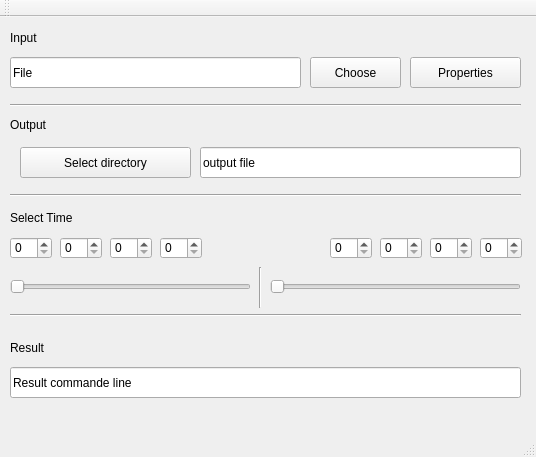
The window that HIM_Labo2-FFMPEG/mainwindow.ui (Supertrawn/H) describes before a commit, drawn with Qt 5.
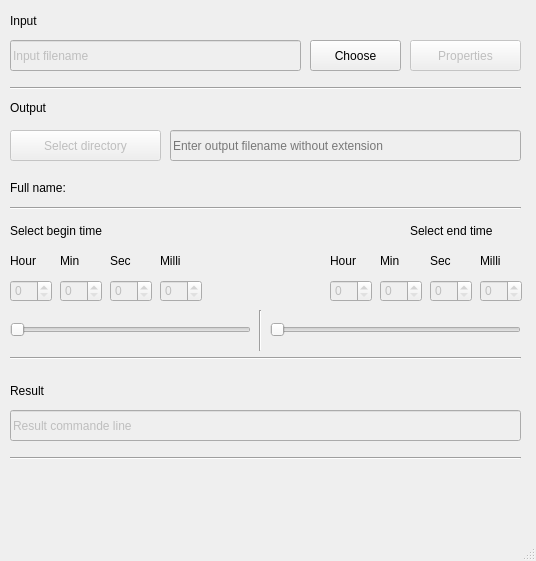
The same window after the commit.

Patch:
```diff
--- a/HIM_Labo2-FFMPEG/mainwindow.ui
+++ b/HIM_Labo2-FFMPEG/mainwindow.ui
@@ -7,7 +7,7 @@
     <x>0</x>
     <y>0</y>
     <width>536</width>
-    <height>457</height>
+    <height>561</height>
    </rect>
   </property>
   <property name="windowTitle">
@@ -41,6 +41,9 @@
     </property>
    </widget>
    <widget class="QLineEdit" name="inputFileEdit">
+    <property name="enabled">
+     <bool>false</bool>
+    </property>
     <property name="geometry">
      <rect>
       <x>10</x>
@@ -50,10 +53,13 @@
      </rect>
     </property>
     <property name="text">
-     <string>File</string>
+     <string>Input filename</string>
     </property>
    </widget>
    <widget class="QPushButton" name="propertiesBt">
+    <property name="enabled">
+     <bool>false</bool>
+    </property>
     <property name="geometry">
      <rect>
       <x>410</x>
@@ -79,25 +85,15 @@
      <string>Output</string>
     </property>
    </widget>
-   <widget class="QLineEdit" name="outputEdit">
-    <property name="geometry">
-     <rect>
-      <x>200</x>
-      <y>130</y>
-      <width>321</width>
-      <height>31</height>
-     </rect>
-    </property>
-    <property name="text">
-     <string>output file</string>
-    </property>
-   </widget>
    <widget class="QPushButton" name="selectDirBt">
+    <property name="enabled">
+     <bool>false</bool>
+    </property>
     <property name="geometry">
      <rect>
-      <x>20</x>
+      <x>10</x>
       <y>130</y>
-      <width>171</width>
+      <width>151</width>
       <height>31</height>
      </rect>
     </property>
@@ -109,20 +105,23 @@
     <property name="geometry">
      <rect>
       <x>10</x>
-      <y>190</y>
-      <width>81</width>
+      <y>220</y>
+      <width>121</width>
       <height>21</height>
      </rect>
     </property>
     <property name="text">
-     <string>Select Time</string>
+     <string>Select begin time</string>
     </property>
    </widget>
    <widget class="QSlider" name="beginSlider">
+    <property name="enabled">
+     <bool>false</bool>
+    </property>
     <property name="geometry">
      <rect>
       <x>10</x>
-      <y>260</y>
+      <y>320</y>
       <width>241</width>
       <height>20</height>
      </rect>
@@ -148,7 +147,7 @@
     <property name="geometry">
      <rect>
       <x>10</x>
-      <y>170</y>
+      <y>200</y>
       <width>511</width>
       <height>16</height>
      </rect>
@@ -158,60 +157,78 @@
     </property>
    </widget>
    <widget class="QSpinBox" name="hourBeginSelect">
+    <property name="enabled">
+     <bool>false</bool>
+    </property>
     <property name="geometry">
      <rect>
       <x>10</x>
-      <y>220</y>
+      <y>280</y>
       <width>42</width>
       <height>22</height>
      </rect>
     </property>
    </widget>
    <widget class="QSpinBox" name="minBeginSelect">
+    <property name="enabled">
+     <bool>false</bool>
+    </property>
     <property name="geometry">
      <rect>
       <x>60</x>
-      <y>220</y>
+      <y>280</y>
       <width>42</width>
       <height>22</height>
      </rect>
     </property>
    </widget>
    <widget class="QSpinBox" name="secBeginSelect">
+    <property name="enabled">
+     <bool>false</bool>
+    </property>
     <property name="geometry">
      <rect>
       <x>110</x>
-      <y>220</y>
+      <y>280</y>
       <width>42</width>
       <height>22</height>
      </rect>
     </property>
    </widget>
    <widget class="QSpinBox" name="hourEndSelect">
+    <property name="enabled">
+     <bool>false</bool>
+    </property>
     <property name="geometry">
      <rect>
       <x>330</x>
-      <y>220</y>
+      <y>280</y>
       <width>42</width>
       <height>22</height>
      </rect>
     </property>
    </widget>
    <widget class="QSpinBox" name="minEndSelect">
+    <property name="enabled">
+     <bool>false</bool>
+    </property>
     <property name="geometry">
      <rect>
       <x>380</x>
-      <y>220</y>
+      <y>280</y>
       <width>42</width>
       <height>22</height>
      </rect>
     </property>
    </widget>
    <widget class="QSpinBox" name="secEndSelect">
+    <property name="enabled">
+     <bool>false</bool>
+    </property>
     <property name="geometry">
      <rect>
       <x>430</x>
-      <y>220</y>
+      <y>280</y>
       <width>42</width>
       <height>22</height>
      </rect>
@@ -221,7 +238,7 @@
     <property name="geometry">
      <rect>
       <x>10</x>
-      <y>290</y>
+      <y>350</y>
       <width>511</width>
       <height>16</height>
      </rect>
@@ -234,7 +251,7 @@
     <property name="geometry">
      <rect>
       <x>10</x>
-      <y>320</y>
+      <y>380</y>
       <width>71</width>
       <height>21</height>
      </rect>
@@ -244,10 +261,13 @@
     </property>
    </widget>
    <widget class="QLineEdit" name="cmdResultEdit">
+    <property name="enabled">
+     <bool>false</bool>
+    </property>
     <property name="geometry">
      <rect>
       <x>10</x>
-      <y>350</y>
+      <y>410</y>
       <width>511</width>
       <height>31</height>
      </rect>
@@ -255,12 +275,18 @@
     <property name="text">
      <string>Result commande line</string>
     </property>
+    <property name="readOnly">
+     <bool>true</bool>
+    </property>
    </widget>
    <widget class="QSlider" name="endSlider">
+    <property name="enabled">
+     <bool>false</bool>
+    </property>
     <property name="geometry">
      <rect>
       <x>270</x>
-      <y>260</y>
+      <y>320</y>
       <width>251</width>
       <height>20</height>
      </rect>
@@ -273,7 +299,7 @@
     <property name="geometry">
      <rect>
       <x>250</x>
-      <y>250</y>
+      <y>310</y>
       <width>20</width>
       <height>41</height>
      </rect>
@@ -283,25 +309,206 @@
     </property>
    </widget>
    <widget class="QSpinBox" name="milliBeginSelect">
+    <property name="enabled">
+     <bool>false</bool>
+    </property>
     <property name="geometry">
      <rect>
       <x>160</x>
-      <y>220</y>
+      <y>280</y>
       <width>42</width>
       <height>22</height>
      </rect>
     </property>
    </widget>
    <widget class="QSpinBox" name="milliEndSelect">
+    <property name="enabled">
+     <bool>false</bool>
+    </property>
     <property name="geometry">
      <rect>
       <x>480</x>
-      <y>220</y>
+      <y>280</y>
       <width>42</width>
       <height>22</height>
      </rect>
     </property>
    </widget>
+   <widget class="QLineEdit" name="outputEdit">
+    <property name="enabled">
+     <bool>false</bool>
+    </property>
+    <property name="geometry">
+     <rect>
+      <x>170</x>
+      <y>130</y>
+      <width>351</width>
+      <height>31</height>
+     </rect>
+    </property>
+    <property name="text">
+     <string/>
+    </property>
+    <property name="placeholderText">
+     <string>Enter output filename without extension</string>
+    </property>
+   </widget>
+   <widget class="QLabel" name="selectTimeLabel_2">
+    <property name="geometry">
+     <rect>
+      <x>410</x>
+      <y>220</y>
+      <width>111</width>
+      <height>21</height>
+     </rect>
+    </property>
+    <property name="text">
+     <string>Select end time</string>
+    </property>
+   </widget>
+   <widget class="QLabel" name="outputFullName">
+    <property name="geometry">
+     <rect>
+      <x>10</x>
+      <y>180</y>
+      <width>511</width>
+      <height>16</height>
+     </rect>
+    </property>
+    <property name="text">
+     <string>Full name: </string>
+    </property>
+   </widget>
+   <widget class="QLabel" name="errorLabel">
+    <property name="geometry">
+     <rect>
+      <x>10</x>
+      <y>470</y>
+      <width>511</width>
+      <height>17</height>
+     </rect>
+    </property>
+    <property name="text">
+     <string/>
+    </property>
+   </widget>
+   <widget class="Line" name="line_5">
+    <property name="geometry">
+     <rect>
+      <x>10</x>
+      <y>450</y>
+      <width>511</width>
+      <height>16</height>
+     </rect>
+    </property>
+    <property name="orientation">
+     <enum>Qt::Horizontal</enum>
+    </property>
+   </widget>
+   <widget class="QLabel" name="selectTimeLabel_3">
+    <property name="geometry">
+     <rect>
+      <x>10</x>
+      <y>250</y>
+      <width>41</width>
+      <height>21</height>
+     </rect>
+    </property>
+    <property name="text">
+     <string>Hour</string>
+    </property>
+   </widget>
+   <widget class="QLabel" name="selectTimeLabel_4">
+    <property name="geometry">
+     <rect>
+      <x>60</x>
+      <y>250</y>
+      <width>41</width>
+      <height>21</height>
+     </rect>
+    </property>
+    <property name="text">
+     <string>Min</string>
+    </property>
+   </widget>
+   <widget class="QLabel" name="selectTimeLabel_5">
+    <property name="geometry">
+     <rect>
+      <x>110</x>
+      <y>250</y>
+      <width>41</width>
+      <height>21</height>
+     </rect>
+    </property>
+    <property name="text">
+     <string>Sec</string>
+    </property>
+   </widget>
+   <widget class="QLabel" name="selectTimeLabel_6">
+    <property name="geometry">
+     <rect>
+      <x>160</x>
+      <y>250</y>
+      <width>41</width>
+      <height>21</height>
+     </rect>
+    </property>
+    <property name="text">
+     <string>Milli</string>
+    </property>
+   </widget>
+   <widget class="QLabel" name="selectTimeLabel_7">
+    <property name="geometry">
+     <rect>
+      <x>380</x>
+      <y>250</y>
+      <width>41</width>
+      <height>21</height>
+     </rect>
+    </property>
+    <property name="text">
+     <string>Min</string>
+    </property>
+   </widget>
+   <widget class="QLabel" name="selectTimeLabel_8">
+    <property name="geometry">
+     <rect>
+      <x>330</x>
+      <y>250</y>
+      <width>41</width>
+      <height>21</height>
+     </rect>
+    </property>
+    <property name="text">
+     <string>Hour</string>
+    </property>
+   </widget>
+   <widget class="QLabel" name="selectTimeLabel_9">
+    <property name="geometry">
+     <rect>
+      <x>430</x>
+      <y>250</y>
+      <width>41</width>
+      <height>21</height>
+     </rect>
+    </property>
+    <property name="text">
+     <string>Sec</string>
+    </property>
+   </widget>
+   <widget class="QLabel" name="selectTimeLabel_10">
+    <property name="geometry">
+     <rect>
+      <x>480</x>
+      <y>250</y>
+      <width>41</width>
+      <height>21</height>
+     </rect>
+    </property>
+    <property name="text">
+     <string>Milli</string>
+    </property>
+   </widget>
   </widget>
   <widget class="QMenuBar" name="menuBar">
    <property name="geometry">
@@ -313,14 +520,6 @@
     </rect>
    </property>
   </widget>
-  <widget class="QToolBar" name="mainToolBar">
-   <attribute name="toolBarArea">
-    <enum>TopToolBarArea</enum>
-   </attribute>
-   <attribute name="toolBarBreak">
-    <bool>false</bool>
-   </attribute>
-  </widget>
   <widget class="QStatusBar" name="statusBar"/>
  </widget>
  <layoutdefault spacing="6" margin="11"/>
```
